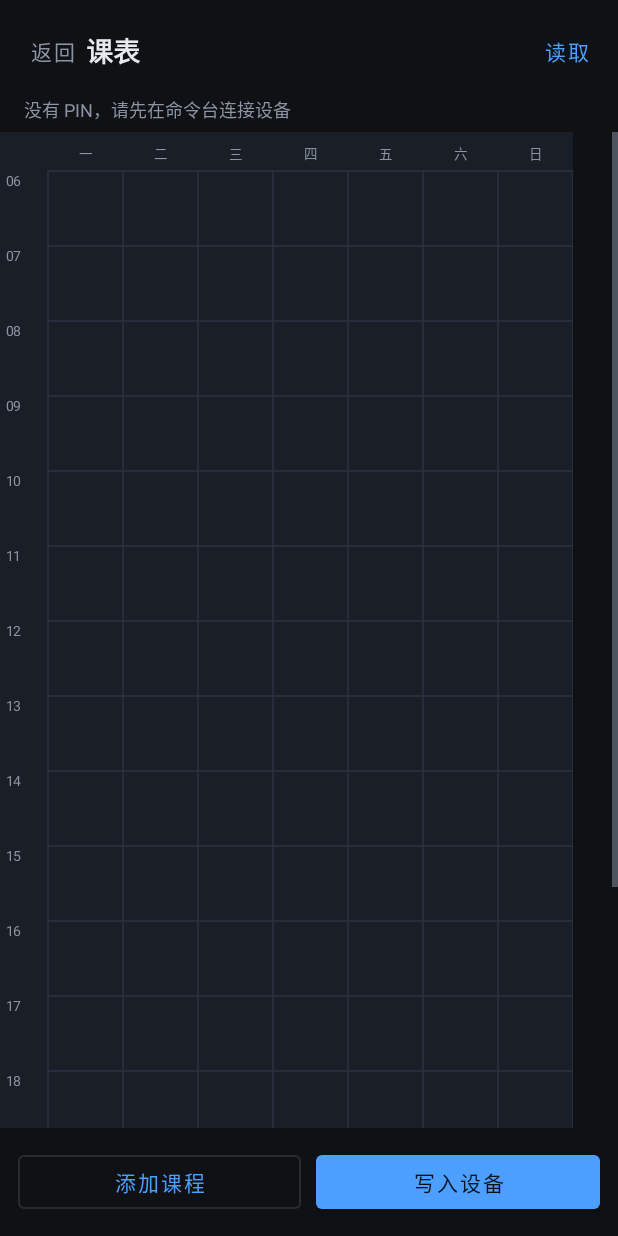
After one commit to wzmwayne/oled_test, an Android app: the TimetableActivity screen opened directly, with no data from a screen before it, on a phone screen of 412 x 824 dp. The commit adds this screen. Run offline under Robolectric (Android 15) with nearby library versions, the phone set to English and light mode, and no system bars.

Commit message:
feat: 设备空间查询 + 独立课表编辑界面
固件:
- 新增 fsstat，返回 LittleFS 的 total/used/free 与堆余量
App:
- 上传 txt 前先 fsstat，空间不足直接拦截并提示差多少
- 课表改为独立 Avtivity：7 列 × 6-23 点的网格，点空白新建、点块编辑/删除
- 改动先落草稿，「写入设备」整体覆盖；CourseSync 统一读取与推送
- 编辑弹窗复用 sheet_add_course，新增删除按钮

```diff
--- a/android/app/src/main/AndroidManifest.xml
+++ b/android/app/src/main/AndroidManifest.xml
@@ -35,6 +35,12 @@
             android:windowSoftInputMode="adjustResize" />
 
         <activity
+            android:name=".TimetableActivity"
+            android:configChanges="orientation|screenSize|keyboardHidden"
+            android:exported="false"
+            android:windowSoftInputMode="adjustResize" />
+
+        <activity
             android:name=".CommandActivity"
             android:configChanges="orientation|screenSize|keyboardHidden"
             android:exported="false"
--- /dev/null
+++ b/android/app/src/main/java/com/wzmwayne/oledpanel/TimetableActivity.kt
@@ -0,0 +1,135 @@
+package com.wzmwayne.oledpanel
+
+import android.os.Bundle
+import android.os.Handler
+import android.os.Looper
+import android.widget.TextView
+import android.widget.Toast
+import androidx.appcompat.app.AlertDialog
+import androidx.appcompat.app.AppCompatActivity
+import com.google.android.material.button.MaterialButton
+import com.google.android.material.dialog.MaterialAlertDialogBuilder
+
+/**
+ * 独立课表界面：网格看整周，点空白新建、点课程编辑，改动先落草稿，
+ * 「写入设备」时整张表覆盖推送。
+ */
+class TimetableActivity : AppCompatActivity() {
+
+    private lateinit var grid: TimetableView
+    private lateinit var tvStatus: TextView
+    private val draft = ArrayList<Course>()
+    private val handler = Handler(Looper.getMainLooper())
+    private var pin = ""
+
+    override fun onCreate(savedInstanceState: Bundle?) {
+        super.onCreate(savedInstanceState)
+        setContentView(R.layout.activity_timetable)
+
+        pin = AppPrefs.pin(this)
+        grid = findViewById(R.id.timetable)
+        tvStatus = findViewById(R.id.tvTtStatus)
+
+        grid.onCourseTap = { c -> editCourse(c) }
+        grid.onEmptyTap = { day, min -> addCourse(day, min) }
+
+        findViewById<MaterialButton>(R.id.btnTtBack).setOnClickListener { finish() }
+        findViewById<MaterialButton>(R.id.btnTtReload).setOnClickListener { load() }
+        findViewById<MaterialButton>(R.id.btnTtAdd).setOnClickListener { addCourse(1, 8 * 60) }
+        findViewById<MaterialButton>(R.id.btnTtSave).setOnClickListener { save() }
+
+        load()
+    }
+
+    private fun load() {
+        if (pin.length != 6) {
+            tvStatus.text = "没有 PIN，请先在命令台连接设备"
+            return
+        }
+        tvStatus.text = "正在读取…"
+        CourseSync.load(pin) { list, err ->
+            if (list == null) {
+                tvStatus.text = "读取失败：" + (err ?: "未知错误")
+            } else {
+                draft.clear()
+                draft.addAll(list)
+                grid.courses = draft.toList()
+                tvStatus.text = if (list.isEmpty()) "还没有课程，点网格空白处添加"
+                                else "共 " + list.size + " 门 · 点块编辑，点空白新建"
+            }
+        }
+    }
+
+    private fun addCourse(day: Int, startMin: Int) {
+        val end = (startMin + 45).coerceAtMost(23 * 60)
+        val seed = Course(-1, "", day, startMin, end, 0)
+        CourseEditDialog.show(this, seed, { c ->
+            draft.add(c.copy(index = draft.size))
+            grid.courses = draft.toList()
+            tvStatus.text = "已添加（未写入）· 共 " + draft.size + " 门"
+        })
+    }
+
+    private fun editCourse(course: Course) {
+        CourseEditDialog.show(this, course, { updated ->
+            val idx = draft.indexOfFirst { it === course }
+            if (idx >= 0) {
+                draft[idx] = updated.copy(index = idx)
+                grid.courses = draft.toList()
+                tvStatus.text = "已修改（未写入）· 共 " + draft.size + " 门"
+            }
+        }, {
+            val idx = draft.indexOfFirst { it === course }
+            if (idx >= 0) {
+                draft.removeAt(idx)
+                grid.courses = draft.toList()
+                tvStatus.text = "已删除（未写入）· 共 " + draft.size + " 门"
+            }
+        })
+    }
+
+    private fun save() {
+        if (pin.length != 6) {
+            Toast.makeText(this, "没有 PIN", Toast.LENGTH_SHORT).show()
+            return
+        }
+        if (draft.isEmpty()) {
+            MaterialAlertDialogBuilder(this)
+                .setTitle("清空课表")
+                .setMessage("当前没有课程，继续会清空设备上的课表。")
+                .setNegativeButton("取消", null)
+                .setPositiveButton("清空") { _, _ ->
+                    CourseSync.push(pin, emptyList(), { _, _ -> }) { ok, err ->
+                        if (ok) {
+                            tvStatus.text = "设备课表已清空"
+                        } else {
+                            Toast.makeText(this, err ?: "失败", Toast.LENGTH_SHORT).show()
+                        }
+                    }
+                }
+                .show()
+            return
+        }
+
+        val dlg: AlertDialog = MaterialAlertDialogBuilder(this)
+            .setTitle("写入设备")
+            .setMessage("0 / " + draft.size)
+            .setCancelable(false)
+            .create()
+        dlg.show()
+
+        CourseSync.push(pin, draft, { done, total ->
+            handler.post { if (dlg.isShowing) dlg.setMessage("$done / $total") }
+        }) { ok, err ->
+            handler.post {
+                if (dlg.isShowing) dlg.dismiss()
+                if (ok) {
+                    tvStatus.text = "已写入 " + draft.size + " 门"
+                    Toast.makeText(this, "已写入 " + draft.size + " 门", Toast.LENGTH_SHORT).show()
+                } else {
+                    Toast.makeText(this, err ?: "写入失败", Toast.LENGTH_LONG).show()
+                }
+            }
+        }
+    }
+}
--- /dev/null
+++ b/android/app/src/main/java/com/wzmwayne/oledpanel/TimetableView.kt
@@ -0,0 +1,178 @@
+package com.wzmwayne.oledpanel
+
+import android.content.Context
+import android.graphics.Canvas
+import android.graphics.Paint
+import android.graphics.RectF
+import android.util.AttributeSet
+import android.view.MotionEvent
+import android.view.View
+import androidx.core.content.ContextCompat
+
+/**
+ * 课表网格：7 列（周一..周日）× 6:00-23:00 每小时一行。
+ * 空白处点按 = 在该时刻新建，课程块点按 = 编辑。
+ */
+class TimetableView @JvmOverloads constructor(
+    context: Context,
+    attrs: AttributeSet? = null
+) : View(context, attrs) {
+
+    var courses: List<Course> = emptyList()
+        set(value) {
+            field = value
+            invalidate()
+        }
+
+    var onEmptyTap: ((day: Int, minutes: Int) -> Unit)? = null
+    var onCourseTap: ((Course) -> Unit)? = null
+
+    private val startHour = 6
+    private val endHour = 23
+
+    private val d = resources.displayMetrics.density
+    private val colW = dp(50f)
+    private val axisW = dp(32f)
+    private val headerH = dp(26f)
+    private val rowH = dp(50f)
+
+    private val cFg = ContextCompat.getColor(context, R.color.fg)
+    private val cDim = ContextCompat.getColor(context, R.color.dim)
+    private val cLine = ContextCompat.getColor(context, R.color.line)
+    private val cSurface = ContextCompat.getColor(context, R.color.surface)
+
+    private val palette = intArrayOf(
+        0xFF4D9FFF.toInt(), 0xFF3DDC97.toInt(), 0xFFFFB454.toInt(),
+        0xFFB48CFF.toInt(), 0xFFFF7A7A.toInt(), 0xFF4DD0E1.toInt()
+    )
+
+    private val pLine = Paint(Paint.ANTI_ALIAS_FLAG).apply {
+        color = cLine
+        strokeWidth = d
+        style = Paint.Style.STROKE
+    }
+    private val pFill = Paint(Paint.ANTI_ALIAS_FLAG)
+    private val pText = Paint(Paint.ANTI_ALIAS_FLAG).apply {
+        color = cFg
+        textSize = sp(11f)
+    }
+    private val pSmall = Paint(Paint.ANTI_ALIAS_FLAG).apply {
+        color = cDim
+        textSize = sp(9f)
+    }
+    private val rect = RectF()
+
+    private fun dp(v: Float) = v * d
+    private fun sp(v: Float) = v * resources.displayMetrics.scaledDensity
+
+    private val dayNames = arrayOf("一", "二", "三", "四", "五", "六", "日")
+
+    override fun onMeasure(widthMeasureSpec: Int, heightMeasureSpec: Int) {
+        val w = (axisW + colW * 7).toInt()
+        val h = (headerH + rowH * (endHour - startHour)).toInt()
+        setMeasuredDimension(w, h)
+    }
+
+    private fun hourTop(hour: Int): Float = headerH + (hour - startHour) * rowH
+
+    private fun minutesToY(min: Int): Float = headerH + (min - startHour * 60) / 60f * rowH
+
+    private fun courseRect(c: Course): RectF {
+        val x = axisW + (c.day - 1) * colW + dp(2f)
+        val top = minutesToY(c.start.coerceIn(startHour * 60, endHour * 60))
+        val bottom = minutesToY(c.end.coerceIn(startHour * 60, endHour * 60))
+        return RectF(x, top + dp(1f), x + colW - dp(4f), maxOf(bottom - dp(1f), top + dp(14f)))
+    }
+
+    override fun onDraw(canvas: Canvas) {
+        super.onDraw(canvas)
+        canvas.drawColor(cSurface)
+
+        // 表头
+        canvas.drawText("", 0f, 0f, pSmall)
+        for (i in 0 until 7) {
+            val x = axisW + i * colW + colW / 2
+            pSmall.textAlign = Paint.Align.CENTER
+            canvas.drawText(dayNames[i], x, headerH - dp(8f), pSmall)
+        }
+        pSmall.textAlign = Paint.Align.LEFT
+
+        // 小时线 + 时间轴
+        for (h in startHour..endHour) {
+            val y = hourTop(h)
+            canvas.drawLine(axisW, y, width.toFloat(), y, pLine)
+            canvas.drawText(String.format("%02d", h), dp(4f), y + dp(10f), pSmall)
+        }
+        // 列分隔线
+        for (i in 0..7) {
+            val x = axisW + i * colW
+            canvas.drawLine(x, headerH, x, height.toFloat(), pLine)
+        }
+
+        // 课程块
+        courses.forEachIndexed { idx, c ->
+            val r = courseRect(c)
+            val color = palette[idx % palette.size]
+            pFill.color = color
+            pFill.alpha = 200
+            canvas.drawRoundRect(r, dp(4f), dp(4f), pFill)
+
+            pText.color = 0xFF10141A.toInt()
+            val textX = r.left + dp(3f)
+            var textY = r.top + dp(13f)
+            val maxW = r.width() - dp(6f)
+            val name = c.name
+            val shown = ellipsize(name, maxW)
+            canvas.drawText(shown, textX, textY, pText)
+
+            if (r.height() > dp(30f)) {
+                textY += dp(12f)
+                pSmall.color = 0xFF10141A.toInt()
+                pSmall.textAlign = Paint.Align.LEFT
+                canvas.drawText(formatRange(c), textX, textY, pSmall)
+            }
+        }
+    }
+
+    private fun formatRange(c: Course): String =
+        String.format("%d:%02d", c.start / 60, c.start % 60)
+
+    private fun ellipsize(text: String, maxW: Float): String {
+        if (pText.measureText(text) <= maxW) return text
+        var s = text
+        while (s.isNotEmpty() && pText.measureText(s + "…") > maxW) s = s.dropLast(1)
+        return s + "…"
+    }
+
+    private var downX = 0f
+    private var downY = 0f
+
+    override fun onTouchEvent(event: MotionEvent): Boolean {
+        when (event.actionMasked) {
+            MotionEvent.ACTION_DOWN -> {
+                downX = event.x
+                downY = event.y
+                return true
+            }
+            MotionEvent.ACTION_UP -> {
+                if (Math.abs(event.x - downX) > dp(12f) || Math.abs(event.y - downY) > dp(12f)) {
+                    return true
+                }
+                // 先找课程块
+                val hit = courses.firstOrNull { courseRect(it).contains(event.x, event.y) }
+                if (hit != null) {
+                    onCourseTap?.invoke(hit)
+                    return true
+                }
+                val day = ((event.x - axisW) / colW).toInt() + 1
+                if (day !in 1..7) return true
+                if (event.y < headerH) return true
+                val min = startHour * 60 + (((event.y - headerH) / rowH) * 60).toInt()
+                val snapped = (min / 5) * 5
+                onEmptyTap?.invoke(day, snapped.coerceIn(startHour * 60, endHour * 60 - 30))
+                return true
+            }
+        }
+        return super.onTouchEvent(event)
+    }
+}
--- /dev/null
+++ b/android/app/src/main/res/layout/activity_timetable.xml
@@ -0,0 +1,101 @@
+<?xml version="1.0" encoding="utf-8"?>
+<LinearLayout xmlns:android="http://schemas.android.com/apk/res/android"
+    xmlns:app="http://schemas.android.com/apk/res-auto"
+    android:layout_width="match_parent"
+    android:layout_height="match_parent"
+    android:background="@color/bg"
+    android:orientation="vertical">
+
+    <LinearLayout
+        android:layout_width="match_parent"
+        android:layout_height="wrap_content"
+        android:gravity="center_vertical"
+        android:orientation="horizontal"
+        android:paddingStart="12dp"
+        android:paddingTop="10dp"
+        android:paddingEnd="12dp"
+        android:paddingBottom="6dp">
+
+        <com.google.android.material.button.MaterialButton
+            android:id="@+id/btnTtBack"
+            style="@style/Widget.MaterialComponents.Button.TextButton"
+            android:layout_width="wrap_content"
+            android:layout_height="wrap_content"
+            android:minWidth="0dp"
+            android:text="返回"
+            android:textAllCaps="false"
+            android:textColor="@color/dim" />
+
+        <TextView
+            android:layout_width="0dp"
+            android:layout_height="wrap_content"
+            android:layout_weight="1"
+            android:text="课表"
+            android:textColor="@color/fg"
+            android:textSize="18sp"
+            android:textStyle="bold" />
+
+        <com.google.android.material.button.MaterialButton
+            android:id="@+id/btnTtReload"
+            style="@style/Widget.MaterialComponents.Button.TextButton"
+            android:layout_width="wrap_content"
+            android:layout_height="wrap_content"
+            android:minWidth="0dp"
+            android:text="读取"
+            android:textAllCaps="false"
+            android:textColor="@color/accent" />
+    </LinearLayout>
+
+    <TextView
+        android:id="@+id/tvTtStatus"
+        android:layout_width="match_parent"
+        android:layout_height="wrap_content"
+        android:paddingStart="16dp"
+        android:paddingEnd="16dp"
+        android:paddingBottom="6dp"
+        android:textColor="@color/dim"
+        android:textSize="12sp" />
+
+    <HorizontalScrollView
+        android:layout_width="match_parent"
+        android:layout_height="0dp"
+        android:layout_weight="1"
+        android:fillViewport="true">
+
+        <ScrollView
+            android:layout_width="wrap_content"
+            android:layout_height="match_parent"
+            android:fillViewport="true">
+
+            <com.wzmwayne.oledpanel.TimetableView
+                android:id="@+id/timetable"
+                android:layout_width="wrap_content"
+                android:layout_height="wrap_content" />
+        </ScrollView>
+    </HorizontalScrollView>
+
+    <LinearLayout
+        android:layout_width="match_parent"
+        android:layout_height="wrap_content"
+        android:orientation="horizontal"
+        android:padding="12dp">
+
+        <com.google.android.material.button.MaterialButton
+            android:id="@+id/btnTtAdd"
+            style="@style/Widget.MaterialComponents.Button.OutlinedButton"
+            android:layout_width="0dp"
+            android:layout_height="wrap_content"
+            android:layout_weight="1"
+            android:text="添加课程"
+            android:textAllCaps="false" />
+
+        <com.google.android.material.button.MaterialButton
+            android:id="@+id/btnTtSave"
+            android:layout_width="0dp"
+            android:layout_height="wrap_content"
+            android:layout_marginStart="10dp"
+            android:layout_weight="1"
+            android:text="写入设备"
+            android:textAllCaps="false" />
+    </LinearLayout>
+</LinearLayout>
```
Also changed, not shown: android/app/src/main/java/com/wzmwayne/oledpanel/CommandActivity.kt (+23 -2 lines), android/app/src/main/java/com/wzmwayne/oledpanel/CourseEditDialog.kt (added, +103 -0 lines), android/app/src/main/java/com/wzmwayne/oledpanel/CourseSync.kt (added, +96 -0 lines), android/app/src/main/res/layout/sheet_add_course.xml (+10 -0 lines), 2 other files.
